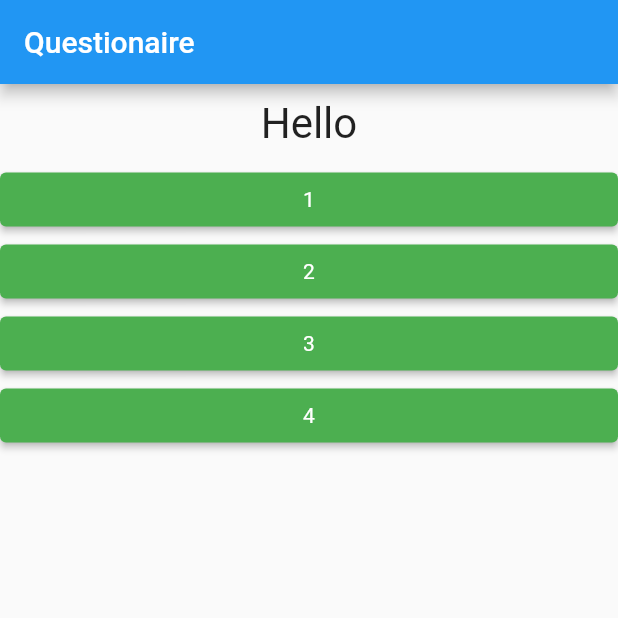
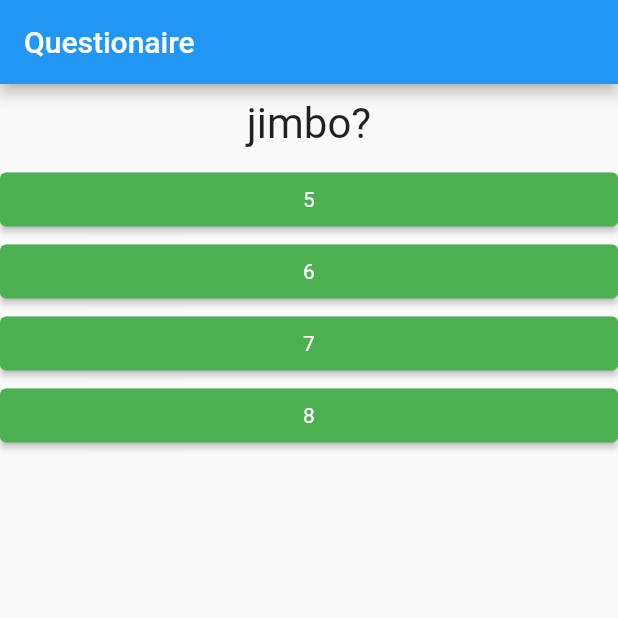
Before and after one commit to isaacdyor/dao-thesis, a Flutter app: the screen it shows after launch, after a tap on an icon or button, on a phone screen of 412 x 824 dp, the top half of it. Run offline on Flutter 3.47's test engine with Material 2 defaults, Android fonts, the phone set to English and light mode, and no system bars.

Commit message:
frq and cleaning up the code

```diff
--- /dev/null
+++ b/lib/answer.dart
@@ -0,0 +1,24 @@
+import 'package:flutter/material.dart';
+
+class Answer extends StatelessWidget {
+  final Function selectHandler;
+  final String answerText;
+
+  const Answer(this.selectHandler, this.answerText, {Key? key})
+      : super(key: key);
+
+  @override
+  Widget build(BuildContext context) {
+    return SizedBox(
+      width: double.infinity,
+      child: ElevatedButton(
+        onPressed: selectHandler(),
+        style: ButtonStyle(
+            textStyle:
+                MaterialStateProperty.all(const TextStyle(color: Colors.white)),
+            backgroundColor: MaterialStateProperty.all(Colors.green)),
+        child: Text(answerText),
+      ),
+    );
+  }
+}
--- a/lib/main.dart
+++ b/lib/main.dart
@@ -1,3 +1,4 @@
+import 'package:dao_thesis/quiz.dart';
 import 'package:flutter/material.dart';
 
 void main() {
@@ -20,6 +21,53 @@ class _QuestionaireState extends State<Questionaire> {
     '3',
     '4',
   ];
+  var data = [
+    {
+      'type': 'mcq',
+      'question': 'who?',
+      'answers': [
+        '1',
+        '2',
+        '3',
+        '4',
+      ],
+    },
+    {
+      'type': 'mcq',
+      'question': 'jimbo?',
+      'answers': [
+        '5',
+        '6',
+        '7',
+        '8',
+      ],
+    },
+    {
+      'type': 'frq',
+      'question': 'frq?',
+    }
+  ];
+
+  var _questionIndex = 0;
+
+  var responses = [];
+
+  void _answerQuestion() {
+    setState(() {
+      _questionIndex = _questionIndex + 1;
+      // responses.add(answer);
+    });
+  }
+
+  void _formSubmit() {
+    setState(() {
+      _questionIndex = _questionIndex + 1;
+      displayText = textController.text;
+    });
+  }
+
+  TextEditingController textController = TextEditingController();
+  String displayText = "";
 
   @override
   Widget build(BuildContext context) {
@@ -27,30 +75,22 @@ class _QuestionaireState extends State<Questionaire> {
         appBar: AppBar(
           title: const Text("Questionaire"),
         ),
-        body: Column(
-          children: [
-            Container(
-              width: double.infinity,
-              margin: const EdgeInsets.all(10),
-              child: const Text(
-                "Hello",
-                style: TextStyle(fontSize: 28),
-                textAlign: TextAlign.center,
-              ), //Text
-            ),
-            for (var item in answers)
-              SizedBox(
-                width: double.infinity,
-                child: ElevatedButton(
-                  onPressed: () {},
-                  style: ButtonStyle(
-                      textStyle: MaterialStateProperty.all(
-                          const TextStyle(color: Colors.white)),
-                      backgroundColor: MaterialStateProperty.all(Colors.green)),
-                  child: Text(item),
-                ),
-              ),
-          ],
-        ));
+        body: Container(
+            child: _questionIndex < data.length
+                ? Quiz(
+                    data: data,
+                    answerQuestion: () => _answerQuestion,
+                    formSubmit: () => _formSubmit,
+                    questionIndex: _questionIndex)
+                : Column(
+                    children: [
+                      for (var response in responses)
+                        Column(
+                          children: [
+                            Text(response),
+                          ],
+                        )
+                    ],
+                  )));
   }
 }
--- /dev/null
+++ b/lib/question.dart
@@ -0,0 +1,20 @@
+import 'package:flutter/material.dart';
+
+class Question extends StatelessWidget {
+  final String questionText;
+
+  const Question(this.questionText, {Key? key}) : super(key: key);
+
+  @override
+  Widget build(BuildContext context) {
+    return Container(
+      width: double.infinity,
+      margin: const EdgeInsets.all(10),
+      child: Text(
+        questionText,
+        style: const TextStyle(fontSize: 28),
+        textAlign: TextAlign.center,
+      ),
+    );
+  }
+}
--- /dev/null
+++ b/lib/quiz.dart
@@ -0,0 +1,44 @@
+import 'package:dao_thesis/answer.dart';
+import 'package:dao_thesis/question.dart';
+import 'package:flutter/material.dart';
+
+class Quiz extends StatelessWidget {
+  final List<Map<String, Object>> data;
+  final int questionIndex;
+  final Function answerQuestion;
+  final Function formSubmit;
+
+  Quiz({
+    Key? key,
+    required this.data,
+    required this.answerQuestion,
+    required this.formSubmit,
+    required this.questionIndex,
+  }) : super(key: key);
+
+  TextEditingController textController = TextEditingController();
+
+  @override
+  Widget build(BuildContext context) {
+    return Column(children: [
+      Question(data[questionIndex]['question'].toString()),
+      if (data[questionIndex]['type'].toString() == 'mcq')
+        // for (var answer in data[questionIndex]['answers'] as List<String>)
+        //   Answer(
+        //     () => answerQuestion(answer.toString()),
+        //     answer.toString(),
+        //   ),
+        ...(data[questionIndex]['answers'] as List<String>).map((answer) {
+          return Answer(() => answerQuestion(), answer.toString());
+        }).toList(),
+      if (data[questionIndex]['type'].toString() == 'frq')
+        Column(children: [
+          TextField(
+            controller: textController,
+            maxLines: null,
+          ),
+          ElevatedButton(onPressed: formSubmit(), child: const Text("Submit")),
+        ]),
+    ]); //Column
+  }
+}
```
